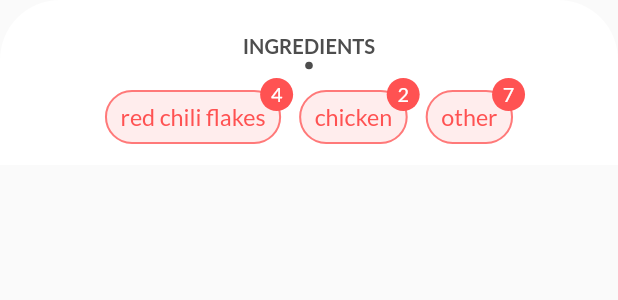
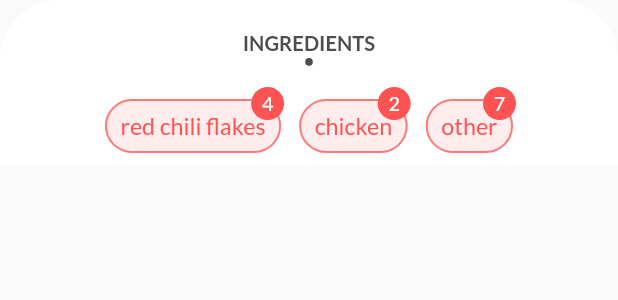
Before and after one commit to dayyansisson/CookMate, a Flutter app: the PageSheet widget shown alone on an empty page, opened directly, on a phone screen of 412 x 824 dp. Shown: the top 300 px of the screen. Run offline on Flutter 3.47's test engine with Material 2 defaults, Android fonts, the phone set to English and light mode, and no system bars; our stand-ins replace sqflite; accounts and stored records are empty; network calls fail.

```diff
--- a/lib/util/styleSheet.dart
+++ b/lib/util/styleSheet.dart
@@ -53,11 +53,13 @@ class Button extends StatelessWidget {
   @override
   Widget build(BuildContext context) {
 
+    //return child;
+
     return RawMaterialButton(
       constraints: BoxConstraints(),
       highlightColor: StyleSheet.TRANSPARENT,
       splashColor: splashColor,
-      materialTapTargetSize: MaterialTapTargetSize.shrinkWrap,
+      materialTapTargetSize: MaterialTapTargetSize.padded,
       onPressed: onPressed,
       child: child
     );
--- a/lib/widgets/favoriteButton.dart
+++ b/lib/widgets/favoriteButton.dart
@@ -49,7 +49,6 @@ class _FavoriteButtonState extends State<FavoriteButton> {
         if(enabled == null) {
           return loadingPlaceholder;
         }
-
         return Button(
           onPressed: () {
             setState(() {
--- a/lib/widgets/navBar.dart
+++ b/lib/widgets/navBar.dart
@@ -49,7 +49,7 @@ class _NavBarIcon extends StatelessWidget {
   /* CONSTANTS */
   static const double _ENABLED_OPACITY = 1;
   static const double _DISABLED_OPACITY = 0.4;
-  static const Alignment _ENABLED_ALIGNMENT = Alignment(0.0, -0.3);
+  static const Alignment _ENABLED_ALIGNMENT = Alignment(0.0, -1);
   static const Alignment _DISABLED_ALIGNMENT = Alignment.center;
   static const Duration _ANIMATION_SPEED = Duration(milliseconds: 250);
 
--- a/lib/widgets/pageLayout/pageSheet.dart
+++ b/lib/widgets/pageLayout/pageSheet.dart
@@ -93,7 +93,7 @@ class _PageSheetState extends State<PageSheet> with TickerProviderStateMixin {
           height: _SHEET_BORDER_RADIUS + _NAVIGATION_SPACING,
         ),
         Positioned.fill(  // Navigation
-          top: _SHEET_BORDER_RADIUS - TabIndicator.NAVIGATION_TEXT_SIZE * 1.25,
+          top: _SHEET_BORDER_RADIUS - TabIndicator.NAVIGATION_TEXT_SIZE * 2.35,
           child: _navigation),
       ],
     );
--- a/lib/widgets/recipeCard.dart
+++ b/lib/widgets/recipeCard.dart
@@ -68,8 +68,8 @@ class _RecipeCardState extends State<RecipeCard> {
                     ),
                   ),
                   Positioned(
-                    top: 15,
-                    right: 15,
+                    top: 10,
+                    right: 10,
                     child: Container(child: FavoriteButton())
                   )
                 ],
--- a/lib/widgets/tag.dart
+++ b/lib/widgets/tag.dart
@@ -11,6 +11,7 @@ class Tag extends StatefulWidget {
 
   final double size;
   final double borderWidth;
+  final double horizontalPadding;
   final Color color;
   final Color textColor;
 
@@ -21,6 +22,7 @@ class Tag extends StatefulWidget {
   Tag({ this.content = "",
         this.size = DEFAULT_SIZE,
         this.borderWidth = 0.075,
+        this.horizontalPadding = 0,
         this.color = StyleSheet.WHITE,
         this.textColor = StyleSheet.WHITE,
         this.query,
@@ -50,7 +52,10 @@ class _TagState extends State<Tag> {
     bool hasQuery = widget.query != null;
     String text = hasQuery ? widget.query.ingredient : widget.content;
 
-    return Stack(
+    return Container(
+      child: Padding(
+        padding: EdgeInsets.symmetric(horizontal: widget.horizontalPadding),
+        child: Stack(
           overflow: Overflow.visible,
           children: <Widget>[
             Button(
@@ -102,8 +107,8 @@ class _TagState extends State<Tag> {
             ),
             hasQuery ? Positioned(
               height: 22,
-          right: -8,
-          top: -8,
+              right: -2,
+              top: -2,
               child: SizedBox(
                 width: 22,
                 child: Container(
@@ -128,6 +133,8 @@ class _TagState extends State<Tag> {
               ),
             ) : Container(),
           ],
+        ),
+      ),
     );
   }
 }
```
Also changed, not shown: lib/views/recipePage.dart (+26 -19 lines). Lines whose indentation alone changed are shown as unchanged.
